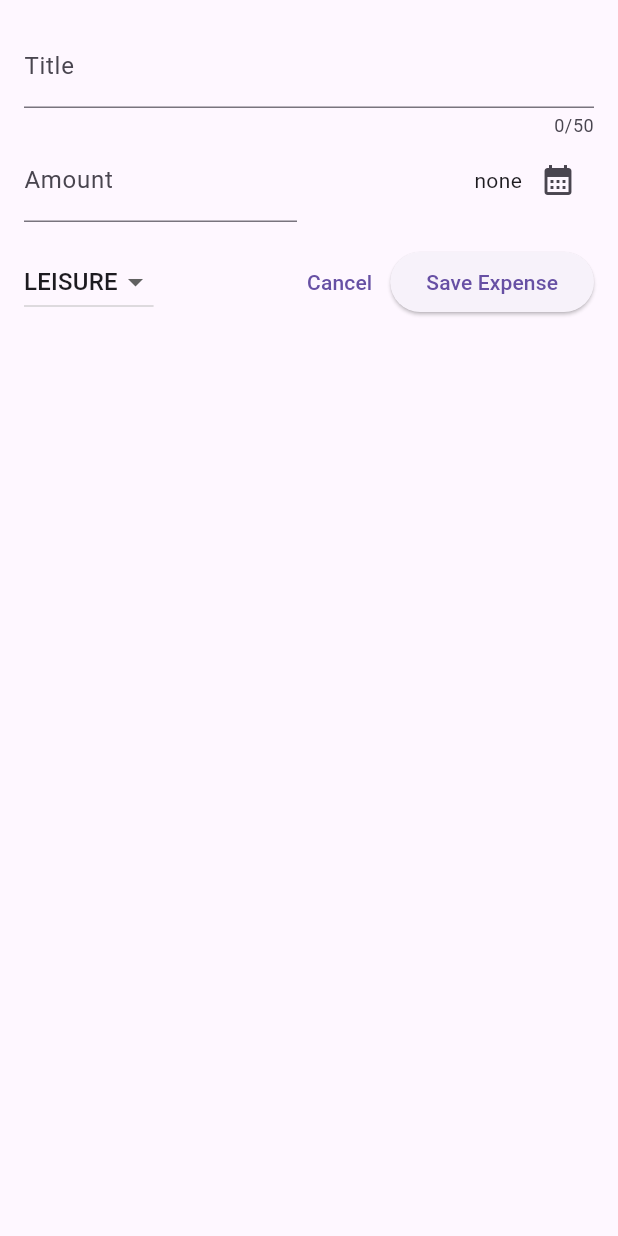
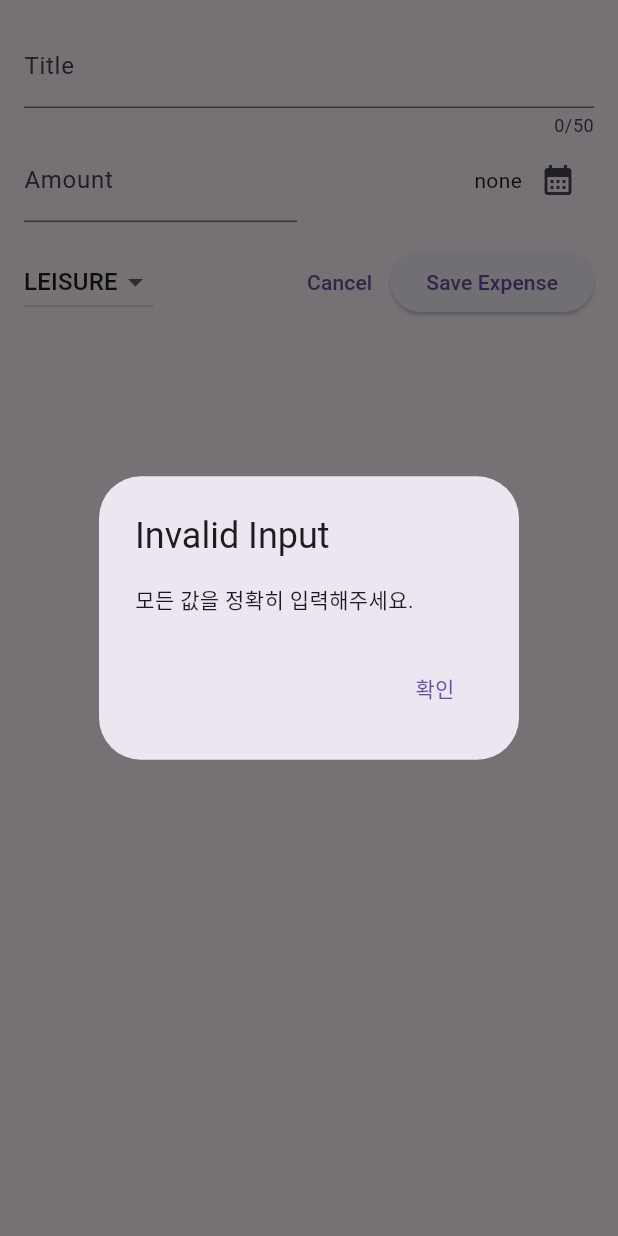
Before and after one commit to twjin03/flutter_udemy, a Flutter app: the NewExpense widget shown alone on an empty page, opened directly, after a tap on "Save Expense", on a phone screen of 412 x 824 dp. Run offline on Flutter 3.47's test engine with Material 3 defaults, Android fonts, the phone set to English and light mode, and no system bars; our stand-ins replace google_fonts.

```diff
--- a/expense_tracker/lib/widgets/new_expense.dart
+++ b/expense_tracker/lib/widgets/new_expense.dart
@@ -29,6 +29,32 @@ class _NewExpenseState extends State<NewExpense> {
     setState(() {
       _selectedDate = pickedDate;
     });
+  }
+
+  void _submitExpenseData() {
+    final enteredAmount = double.tryParse(_amountController.text);
+    final amountIsInvalid = enteredAmount == null || enteredAmount <= 0;
+    if (_titleController.text.trim().isEmpty ||
+        amountIsInvalid ||
+        _selectedDate == null) {
+      showDialog(
+        context: context,
+        builder:
+            (ctx) => AlertDialog(
+              title: Text('Invalid Input'),
+              content: const Text('모든 값을 정확히 입력해주세요.'),
+              actions: [
+                TextButton(
+                  onPressed: () {
+                    Navigator.pop(ctx);
+                  },
+                  child: const Text('확인'),
+                ),
+              ],
+            ),
+      );
+      return;
+    }
   }
 
   @override
@@ -113,10 +139,7 @@ class _NewExpenseState extends State<NewExpense> {
                 child: const Text('Cancel'),
               ),
               ElevatedButton(
-                onPressed: () {
-                  print(_titleController.text);
-                  print(_amountController.text);
-                },
+                onPressed: _submitExpenseData,
                 child: const Text('Save Expense'),
               ),
             ],
```
